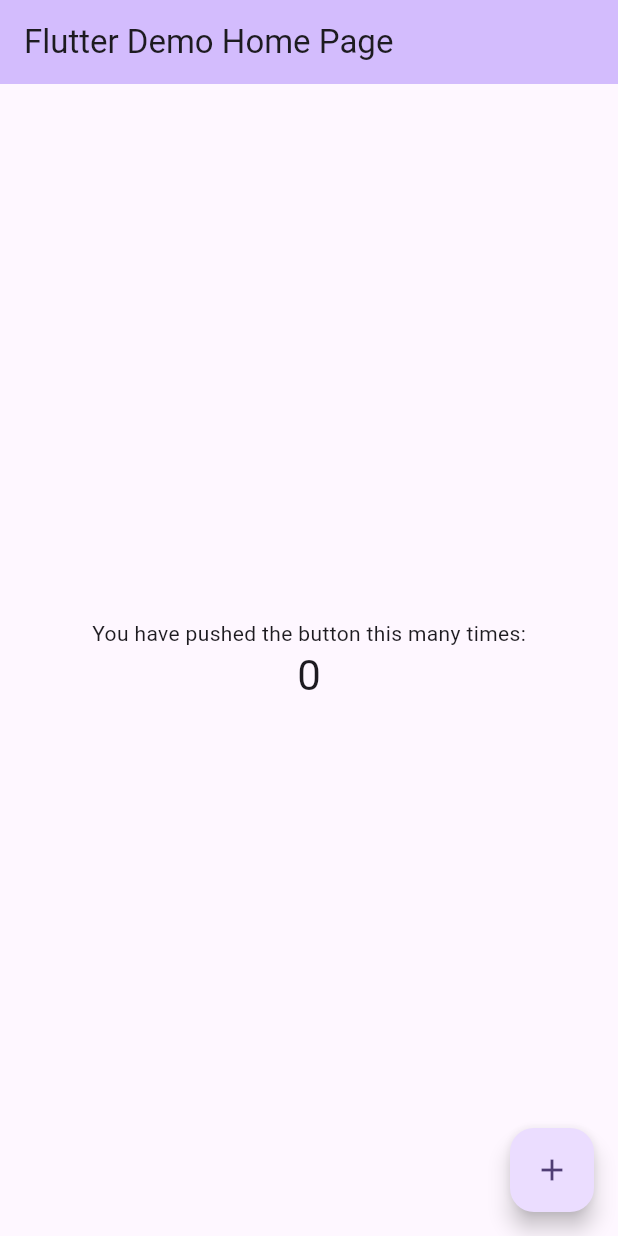
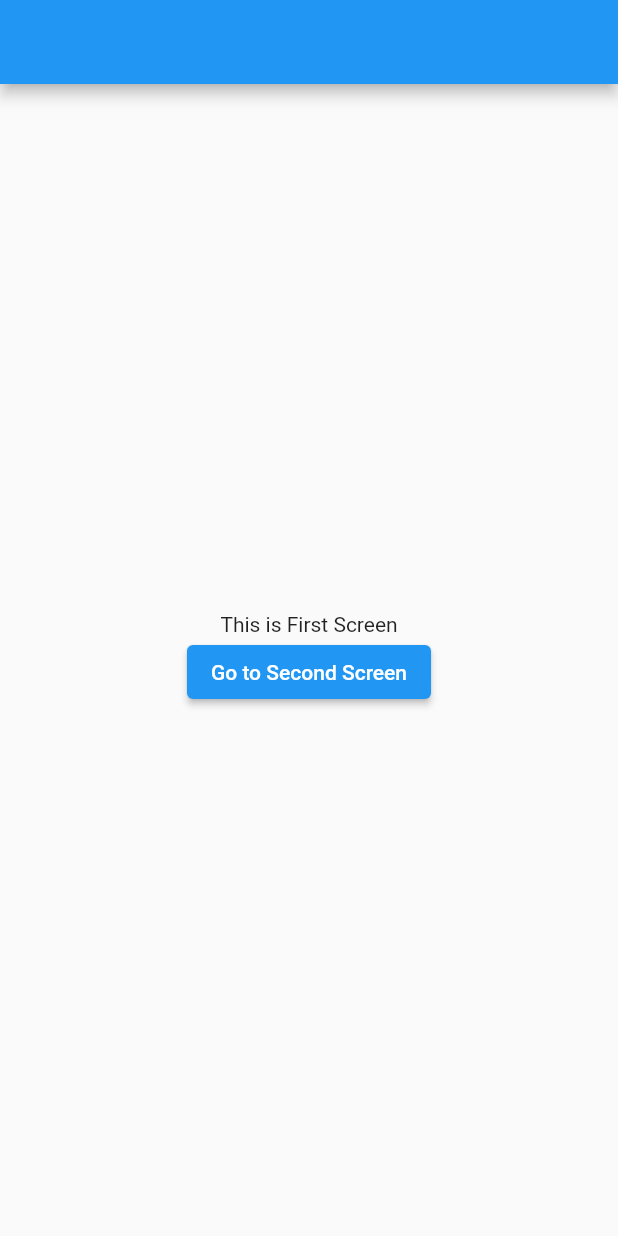
Before and after one commit to chgim/Study, a Flutter app: the screen it shows after launch, on a phone screen of 412 x 824 dp. Run offline on Flutter 3.47's test engine with Material 2 defaults, Android fonts, the light colour scheme and no system bars.

Commit message:
update
update

```diff
--- a/FlutterStudy/flutter_basic_1/lib/main.dart
+++ b/FlutterStudy/flutter_basic_1/lib/main.dart
@@ -1,11 +1,13 @@
 import 'package:flutter/material.dart';
+import 'package:flutter_basic_1/screens/first_screen.dart';
 
 void main() {
-  runApp(const MyApp());
+  runApp(MyApp());
+  // runApp(const MyApp());
 }
 
 class MyApp extends StatelessWidget {
-  const MyApp({super.key});
+  // const MyApp({super.key});
 
   // This widget is the root of your application.
   @override
@@ -13,113 +15,11 @@ class MyApp extends StatelessWidget {
     return MaterialApp(
       title: 'Flutter Demo',
       theme: ThemeData(
-        // This is the theme of your application.
-        //
-        // TRY THIS: Try running your application with "flutter run". You'll see
-        // the application has a blue toolbar. Then, without quitting the app,
-        // try changing the seedColor in the colorScheme below to Colors.green
-        // and then invoke "hot reload" (save your changes or press the "hot
-        // reload" button in a Flutter-supported IDE, or press "r" if you used
-        // the command line to start the app).
-        //
-        // Notice that the counter didn't reset back to zero; the application
-        // state is not lost during the reload. To reset the state, use hot
-        // restart instead.
-        //
-        // This works for code too, not just values: Most code changes can be
-        // tested with just a hot reload.
-        colorScheme: ColorScheme.fromSeed(seedColor: Colors.deepPurple),
-        useMaterial3: true,
+        // colorScheme: ColorScheme.fromSeed(seedColor: Colors.deepPurple),
+        // useMaterial3: true,
+        primarySwatch: Colors.blue,
       ),
-      home: const MyHomePage(title: 'Flutter Demo Home Page'),
+      home: FirstScreen(),
     );
   }
 }
-
-class MyHomePage extends StatefulWidget {
-  const MyHomePage({super.key, required this.title});
-
-  // This widget is the home page of your application. It is stateful, meaning
-  // that it has a State object (defined below) that contains fields that affect
-  // how it looks.
-
-  // This class is the configuration for the state. It holds the values (in this
-  // case the title) provided by the parent (in this case the App widget) and
-  // used by the build method of the State. Fields in a Widget subclass are
-  // always marked "final".
-
-  final String title;
-
-  @override
-  State<MyHomePage> createState() => _MyHomePageState();
-}
-
-class _MyHomePageState extends State<MyHomePage> {
-  int _counter = 0;
-
-  void _incrementCounter() {
-    setState(() {
-      // This call to setState tells the Flutter framework that something has
-      // changed in this State, which causes it to rerun the build method below
-      // so that the display can reflect the updated values. If we changed
-      // _counter without calling setState(), then the build method would not be
-      // called again, and so nothing would appear to happen.
-      _counter++;
-    });
-  }
-
-  @override
-  Widget build(BuildContext context) {
-    // This method is rerun every time setState is called, for instance as done
-    // by the _incrementCounter method above.
-    //
-    // The Flutter framework has been optimized to make rerunning build methods
-    // fast, so that you can just rebuild anything that needs updating rather
-    // than having to individually change instances of widgets.
-    return Scaffold(
-      appBar: AppBar(
-        // TRY THIS: Try changing the color here to a specific color (to
-        // Colors.amber, perhaps?) and trigger a hot reload to see the AppBar
-        // change color while the other colors stay the same.
-        backgroundColor: Theme.of(context).colorScheme.inversePrimary,
-        // Here we take the value from the MyHomePage object that was created by
-        // the App.build method, and use it to set our appbar title.
-        title: Text(widget.title),
-      ),
-      body: Center(
-        // Center is a layout widget. It takes a single child and positions it
-        // in the middle of the parent.
-        child: Column(
-          // Column is also a layout widget. It takes a list of children and
-          // arranges them vertically. By default, it sizes itself to fit its
-          // children horizontally, and tries to be as tall as its parent.
-          //
-          // Column has various properties to control how it sizes itself and
-          // how it positions its children. Here we use mainAxisAlignment to
-          // center the children vertically; the main axis here is the vertical
-          // axis because Columns are vertical (the cross axis would be
-          // horizontal).
-          //
-          // TRY THIS: Invoke "debug painting" (choose the "Toggle Debug Paint"
-          // action in the IDE, or press "p" in the console), to see the
-          // wireframe for each widget.
-          mainAxisAlignment: MainAxisAlignment.center,
-          children: <Widget>[
-            const Text(
-              'You have pushed the button this many times:',
-            ),
-            Text(
-              '$_counter',
-              style: Theme.of(context).textTheme.headlineMedium,
-            ),
-          ],
-        ),
-      ),
-      floatingActionButton: FloatingActionButton(
-        onPressed: _incrementCounter,
-        tooltip: 'Increment',
-        child: const Icon(Icons.add),
-      ), // This trailing comma makes auto-formatting nicer for build methods.
-    );
-  }
-}
--- /dev/null
+++ b/FlutterStudy/flutter_basic_1/lib/screens/first_screen.dart
@@ -0,0 +1,31 @@
+import 'package:flutter/material.dart';
+import 'package:flutter_basic_1/screens/first_screen.dart';
+import 'package:flutter_basic_1/screens/second_screen.dart';
+
+class FirstScreen extends StatelessWidget {
+  @override
+  Widget build(BuildContext context) {
+    return Scaffold(
+      appBar: AppBar(),
+      body: Center(
+        child: Column(
+          mainAxisAlignment: MainAxisAlignment.center,
+          children: [
+            Text('This is First Screen'),
+            ElevatedButton(
+                onPressed: () {
+                  Navigator.of(context).push(
+                    MaterialPageRoute(
+                      builder: (BuildContext context) => SecondScreen(
+                        screenData: 'Data from FirstScreen',
+                      ),
+                    ),
+                  );
+                },
+                child: Text('Go to Second Screen'))
+          ],
+        ),
+      ),
+    );
+  }
+}
```
Also changed, not shown: FlutterStudy/flutter_basic_1/lib/screens/second_screen.dart (added, +26 -0 lines), FlutterStudy/flutter_basic_1/pubspec.yaml (+3 -68 lines), FlutterStudy/flutter_basic_1/images/kodi1.jpg (added).
